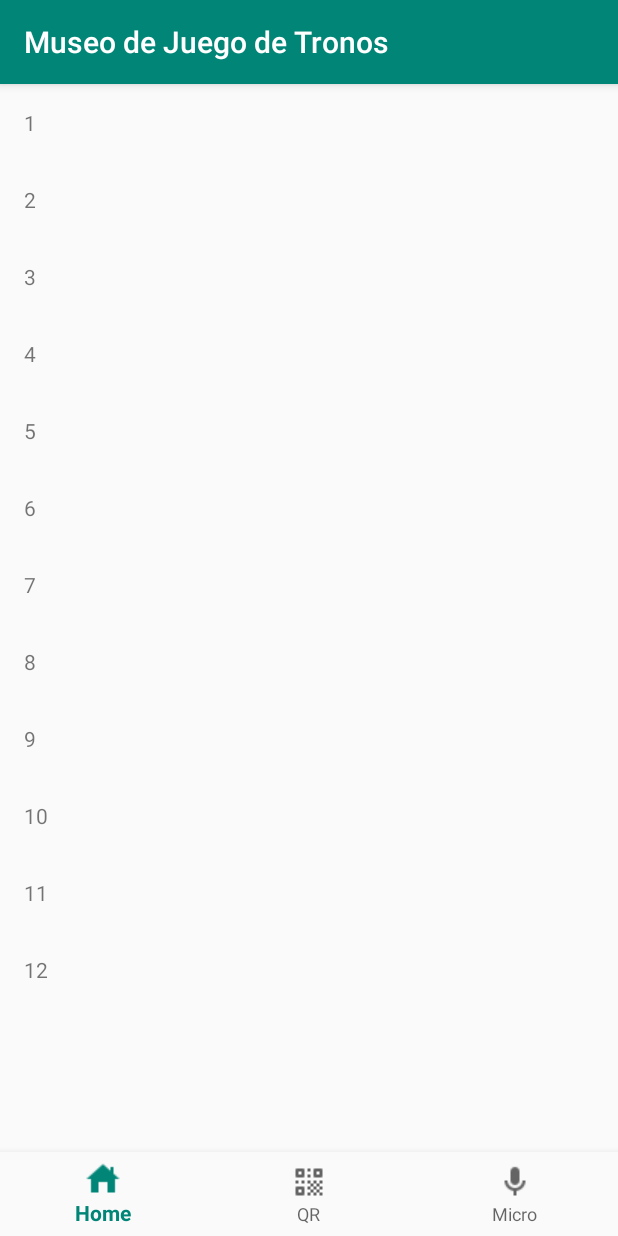
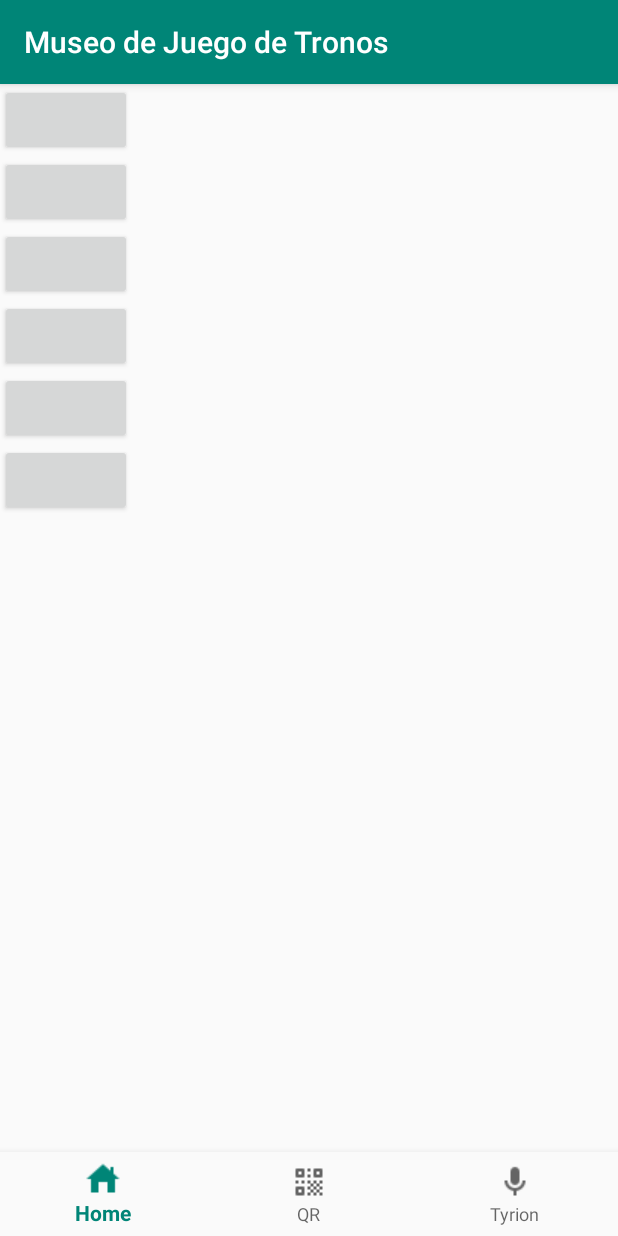
Before and after one commit to antoniomanuelfr/Nuevos-Paradigmas-de-Interacci-n, an Android app: the screen it shows after launch (MainActivity), on a phone screen of 412 x 824 dp. Run offline under Robolectric (Android 15) with nearby library versions, the phone set to English and light mode, and no system bars; 1 statement that could not run was skipped.

Commit message:
Cambios funcionamiento del bot

```diff
--- a/Museo/app/src/main/java/com/p207/npi/Museo/QrActivity.java
+++ b/Museo/app/src/main/java/com/p207/npi/Museo/QrActivity.java
@@ -11,8 +11,8 @@ public class QrActivity extends AppCompatActivity {
     public static int RESULT_OK = 1;
     public static int RESULT_NOT_OK = 0;
     public static int NULL_RESULT = -1;
+
     private IntentIntegrator qrScan;
-
     @Override
     protected void onCreate(Bundle savedInstanceState) {
         super.onCreate(savedInstanceState);
@@ -44,7 +44,6 @@ public class QrActivity extends AppCompatActivity {
             Intent returnIntent = new Intent();
             setResult(NULL_RESULT, returnIntent);
             finish();
-
         }
     }
 
--- a/Museo/app/src/main/res/layout/fragment_home.xml
+++ b/Museo/app/src/main/res/layout/fragment_home.xml
@@ -8,101 +8,45 @@
     <ScrollView
         android:layout_width="match_parent"
         android:layout_height="match_parent"
-        android:layout_above="@+id/navigation"
-        tools:context="mobi.garden.bottomnavigationtest.HomeActivity"
-        >
+        tools:context="mobi.garden.bottomnavigationtest.HomeActivity">
 
         <LinearLayout
             android:orientation="vertical"
             android:layout_width="match_parent"
             android:layout_height="wrap_content">
 
-            <TextView
-                android:layout_width="match_parent"
+            <Button
+                android:layout_width="wrap_content"
                 android:layout_height="wrap_content"
-                android:layout_margin="16dp"
-                android:text="1"
-                />
+                android:id="@+id/boton1"/>
+            <Button
+                android:layout_width="wrap_content"
+                android:layout_height="wrap_content"
+                android:id="@+id/boton2"/>
 
-            <TextView
-                android:layout_width="match_parent"
+            <Button
+                android:layout_width="wrap_content"
                 android:layout_height="wrap_content"
-                android:layout_margin="16dp"
-                android:text="2"
-                />
+                android:id="@+id/boton3"/>
 
-            <TextView
-                android:layout_width="match_parent"
+            <Button
+                android:layout_width="wrap_content"
                 android:layout_height="wrap_content"
-                android:layout_margin="16dp"
-                android:text="3"
-                />
+                android:id="@+id/boton4"/>
 
-            <TextView
-                android:layout_width="match_parent"
+            <Button
+                android:layout_width="wrap_content"
                 android:layout_height="wrap_content"
-                android:layout_margin="16dp"
-                android:text="4"
-                />
+                android:id="@+id/boton5"/>
 
-            <TextView
-                android:layout_width="match_parent"
+            <Button
+                android:layout_width="wrap_content"
                 android:layout_height="wrap_content"
-                android:layout_margin="16dp"
-                android:text="5"
-                />
+                android:id="@+id/boton6"/>
 
-            <TextView
-                android:layout_width="match_parent"
-                android:layout_height="wrap_content"
-                android:layout_margin="16dp"
-                android:text="6"
-                />
-
-            <TextView
-                android:layout_width="match_parent"
-                android:layout_height="wrap_content"
-                android:layout_margin="16dp"
-                android:text="7"
-                />
-
-            <TextView
-                android:layout_width="match_parent"
-                android:layout_height="wrap_content"
-                android:layout_margin="16dp"
-                android:text="8"
-                />
-
-            <TextView
-                android:layout_width="match_parent"
-                android:layout_height="wrap_content"
-                android:layout_margin="16dp"
-                android:text="9"
-                />
-
-            <TextView
-                android:layout_width="match_parent"
-                android:layout_height="wrap_content"
-                android:layout_margin="16dp"
-                android:text="10"
-                />
-
-            <TextView
-                android:layout_width="match_parent"
-                android:layout_height="wrap_content"
-                android:layout_margin="16dp"
-                android:text="11"
-                />
-
-            <TextView
-                android:layout_width="match_parent"
-                android:layout_height="wrap_content"
-                android:layout_margin="16dp"
-                android:text="12"
-                />
+            <View style="@style/Divider" />
 
         </LinearLayout>
-
     </ScrollView>
 
 
--- a/Museo/app/src/main/res/layout/fragment_qr_readed.xml
+++ b/Museo/app/src/main/res/layout/fragment_qr_readed.xml
@@ -57,8 +57,7 @@
                 android:layout_height="wrap_content"
                 android:text="@string/visitar_wiki"
                 android:visibility="visible" />
-            <View style="@style/Divider"
-                />
+            <View style="@style/Divider" />
         </LinearLayout>
 
     </ScrollView>
--- a/Museo/app/src/main/res/menu/navigation.xml
+++ b/Museo/app/src/main/res/menu/navigation.xml
@@ -12,8 +12,8 @@
         android:title="@string/title_qr" />
 
     <item
-        android:id="@+id/navigation_micro"
+        android:id="@+id/navigation_bot"
         android:icon="@drawable/microphone_24dp"
-        android:title="@string/title_micro" />
+        android:title="@string/title_bot" />
 
 </menu>
--- a/Museo/app/src/main/res/values/styles.xml
+++ b/Museo/app/src/main/res/values/styles.xml
@@ -11,6 +11,5 @@
     <style name="Divider">
         <item name="android:layout_width">match_parent</item>
         <item name="android:layout_height">50dp</item>
-        <item name="android:background">?android:attr/listDivider</item>
     </style>
 </resources>
```
Also changed, not shown: Museo/app/src/main/java/com/p207/npi/Museo/Bot.java (+30 -0 lines), Museo/app/src/main/java/com/p207/npi/Museo/MainActivity.java (+29 -5 lines), Museo/app/src/main/res/values/strings.xml (+19 -3 lines).
